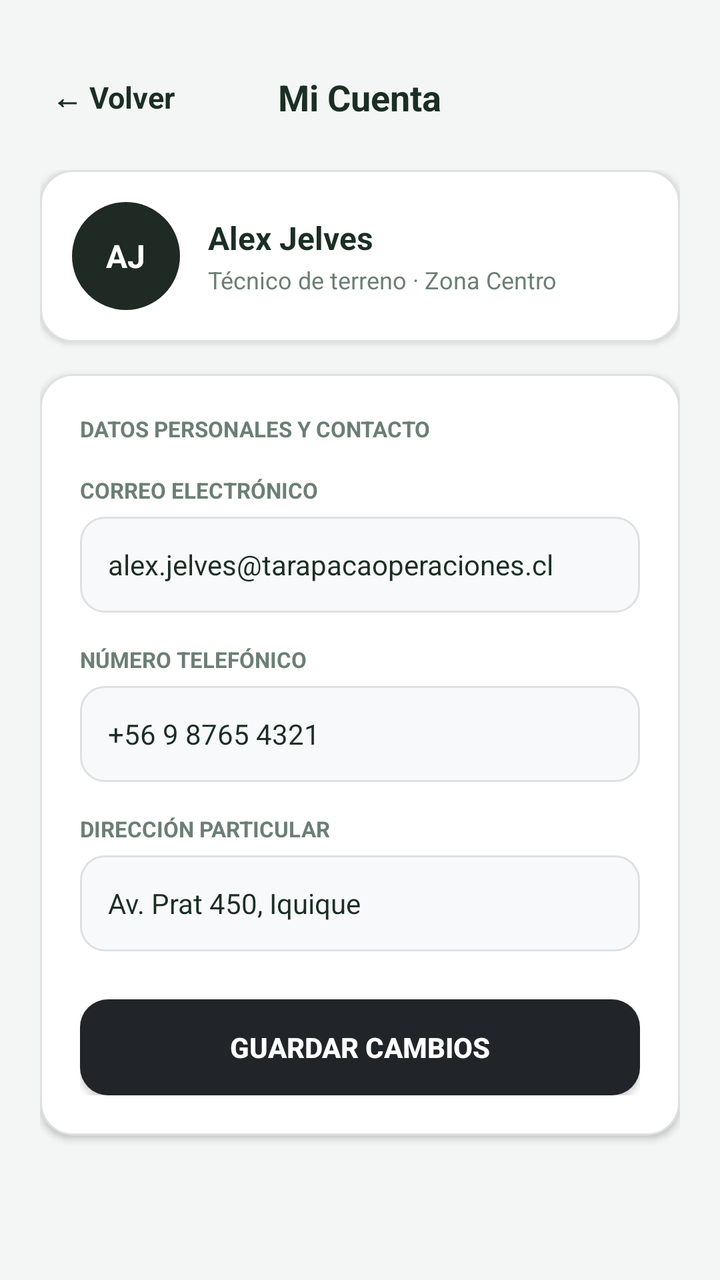
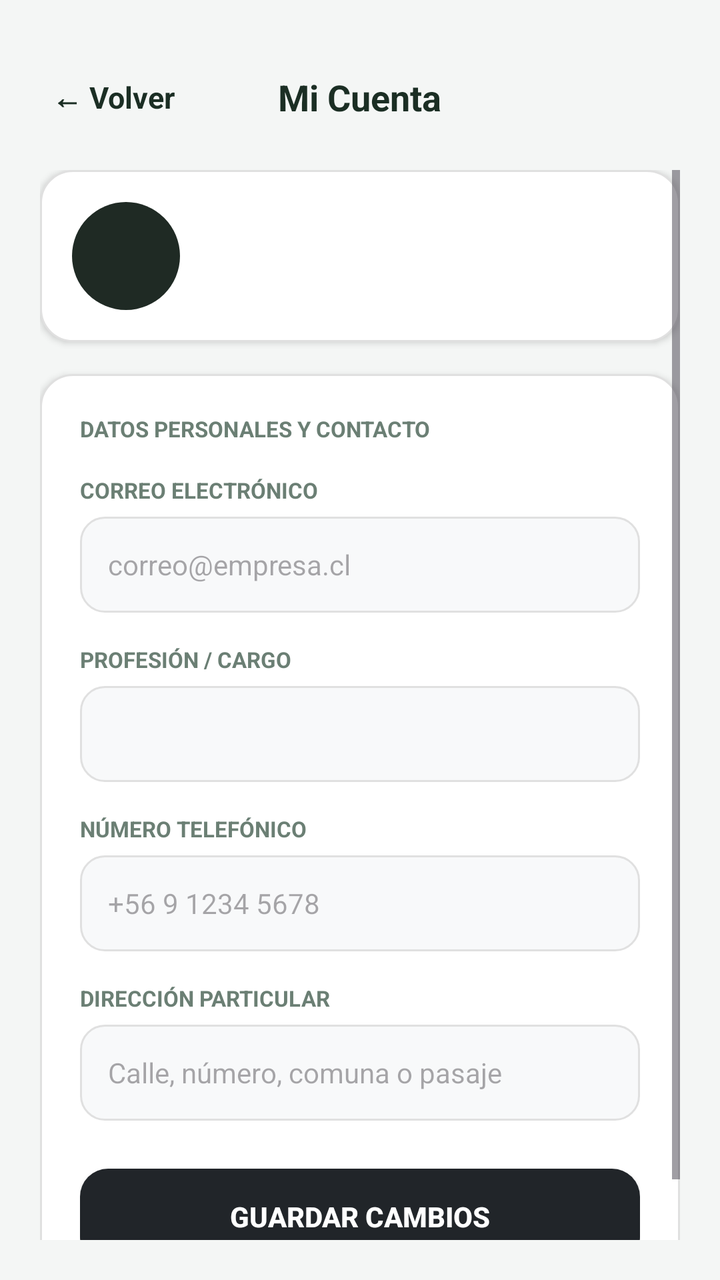

Before-and-after screenshots of an Android layout around one commit, followed by the original layout XML and the change that was made.
<!-- AndroidManifest.xml: application theme Theme.DesiertoTarapaca -->
<!-- res/layout/activity_mi_cuenta.xml -->
<?xml version="1.0" encoding="utf-8"?>
<LinearLayout xmlns:android="http://schemas.android.com/apk/res/android"
    android:layout_width="match_parent"
    android:layout_height="match_parent"
    android:background="#F4F6F5"
    android:orientation="vertical"
    android:paddingHorizontal="20dp"
    android:paddingTop="32dp"
    android:paddingBottom="20dp">

    <RelativeLayout
        android:layout_width="match_parent"
        android:layout_height="wrap_content"
        android:layout_marginBottom="20dp">

        <TextView
            android:id="@+id/btnVolverCuenta"
            android:layout_width="wrap_content"
            android:layout_height="wrap_content"
            android:layout_alignParentStart="true"
            android:layout_centerVertical="true"
            android:padding="6dp"
            android:text="← Volver"
            android:textColor="@color/text_main"
            android:textSize="15sp"
            android:textStyle="bold" />

        <TextView
            android:layout_width="wrap_content"
            android:layout_height="wrap_content"
            android:layout_centerInParent="true"
            android:text="Mi Cuenta"
            android:textColor="@color/text_main"
            android:textSize="18sp"
            android:textStyle="bold" />
    </RelativeLayout>

    <ScrollView
        android:layout_width="match_parent"
        android:layout_height="match_parent"
        android:fillViewport="true">

        <LinearLayout
            android:layout_width="match_parent"
            android:layout_height="wrap_content"
            android:orientation="vertical">

            <LinearLayout
                android:layout_width="match_parent"
                android:layout_height="wrap_content"
                android:layout_marginBottom="16dp"
                android:background="@drawable/bg_white_card"
                android:elevation="2dp"
                android:gravity="center_vertical"
                android:orientation="horizontal"
                android:padding="16dp">

                <RelativeLayout
                    android:layout_width="54dp"
                    android:layout_height="54dp"
                    android:background="@drawable/bg_avatar_circle">

                    <TextView
                        android:layout_width="wrap_content"
                        android:layout_height="wrap_content"
                        android:layout_centerInParent="true"
                        android:text="AJ"
                        android:textColor="#FFFFFF"
                        android:textSize="16sp"
                        android:textStyle="bold" />
                </RelativeLayout>

                <LinearLayout
                    android:layout_width="wrap_content"
                    android:layout_height="wrap_content"
                    android:layout_marginStart="14dp"
                    android:orientation="vertical">

                    <TextView
                        android:layout_width="wrap_content"
                        android:layout_height="wrap_content"
                        android:text="Alex Jelves"
                        android:textColor="@color/text_main"
                        android:textSize="16sp"
                        android:textStyle="bold" />

                    <TextView
                        android:layout_width="wrap_content"
                        android:layout_height="wrap_content"
                        android:layout_marginTop="2dp"
                        android:text="Técnico de terreno · Zona Centro"
                        android:textColor="@color/text_muted"
                        android:textSize="12sp" />
                </LinearLayout>
            </LinearLayout>

            <LinearLayout
                android:layout_width="match_parent"
                android:layout_height="wrap_content"
                android:background="@drawable/bg_white_card"
                android:elevation="2dp"
                android:orientation="vertical"
                android:padding="20dp">

                <TextView
                    android:layout_width="wrap_content"
                    android:layout_height="wrap_content"
                    android:text="DATOS PERSONALES Y CONTACTO"
                    android:textColor="@color/text_muted"
                    android:textSize="11sp"
                    android:textStyle="bold" />

                <TextView
                    android:layout_width="wrap_content"
                    android:layout_height="wrap_content"
                    android:layout_marginTop="16dp"
                    android:text="CORREO ELECTRÓNICO"
                    android:textColor="@color/text_muted"
                    android:textSize="11sp"
                    android:textStyle="bold" />

                <EditText
                    android:id="@+id/etCuentaEmail"
                    android:layout_width="match_parent"
                    android:layout_height="48dp"
                    android:layout_marginTop="6dp"
                    android:background="@drawable/bg_input_field"
                    android:hint="correo@empresa.cl"
                    android:inputType="textEmailAddress"
                    android:paddingHorizontal="14dp"
                    android:text="alex.jelves@tarapacaoperaciones.cl"
                    android:textColor="@color/text_main"
                    android:textSize="14sp" />

                <TextView
                    android:layout_width="wrap_content"
                    android:layout_height="wrap_content"
                    android:layout_marginTop="16dp"
                    android:text="NÚMERO TELEFÓNICO"
                    android:textColor="@color/text_muted"
                    android:textSize="11sp"
                    android:textStyle="bold" />

                <EditText
                    android:id="@+id/etCuentaTelefono"
                    android:layout_width="match_parent"
                    android:layout_height="48dp"
                    android:layout_marginTop="6dp"
                    android:background="@drawable/bg_input_field"
                    android:hint="+56 9 1234 5678"
                    android:inputType="phone"
                    android:paddingHorizontal="14dp"
                    android:text="+56 9 8765 4321"
                    android:textColor="@color/text_main"
                    android:textSize="14sp" />

                <TextView
                    android:layout_width="wrap_content"
                    android:layout_height="wrap_content"
                    android:layout_marginTop="16dp"
                    android:text="DIRECCIÓN PARTICULAR"
                    android:textColor="@color/text_muted"
                    android:textSize="11sp"
                    android:textStyle="bold" />

                <EditText
                    android:id="@+id/etCuentaDireccion"
                    android:layout_width="match_parent"
                    android:layout_height="48dp"
                    android:layout_marginTop="6dp"
                    android:background="@drawable/bg_input_field"
                    android:hint="Calle, número, comuna"
                    android:inputType="textPostalAddress"
                    android:paddingHorizontal="14dp"
                    android:text="Av. Prat 450, Iquique"
                    android:textColor="@color/text_main"
                    android:textSize="14sp" />

                <androidx.appcompat.widget.AppCompatButton
                    android:id="@+id/btnGuardarCuenta"
                    android:layout_width="match_parent"
                    android:layout_height="48dp"
                    android:layout_marginTop="24dp"
                    android:background="@drawable/bg_btn_finalizar"
                    android:text="Guardar Cambios"
                    android:textColor="@color/text_light"
                    android:textSize="14sp"
                    android:textStyle="bold" />

            </LinearLayout>

        </LinearLayout>
    </ScrollView>

</LinearLayout>
<!-- resources referenced by this layout -->
<resources>
  <color name="text_light">#FFFFFF</color>
  <color name="text_main">#1B2E24</color>
  <color name="text_muted">#6B7F74</color>
  <!-- drawable bg_avatar_circle (drawable) -->
  <?xml version="1.0" encoding="utf-8"?>
  <shape xmlns:android="http://schemas.android.com/apk/res/android"
      android:shape="oval">
      <solid android:color="#1F2A24" />
  </shape>
  <!-- drawable bg_btn_finalizar (drawable) -->
  <?xml version="1.0" encoding="utf-8"?>
  <ripple xmlns:android="http://schemas.android.com/apk/res/android"
      android:color="#000000">
      <item>
          <shape android:shape="rectangle">
              <solid android:color="@color/btn_dark_close" />
              <corners android:radius="14dp" />
          </shape>
      </item>
  </ripple>
  <!-- drawable bg_input_field (drawable) -->
  <?xml version="1.0" encoding="utf-8"?>
  <shape xmlns:android="http://schemas.android.com/apk/res/android"
      android:shape="rectangle">
      <solid android:color="#F8F9FA" />
      <stroke
          android:width="1dp"
          android:color="#E0E0E0" />
      <corners android:radius="12dp" />
  </shape>
  <!-- drawable bg_white_card (drawable) -->
  <?xml version="1.0" encoding="utf-8"?>
  <shape xmlns:android="http://schemas.android.com/apk/res/android"
      android:shape="rectangle">
      <solid android:color="@color/card_white" />
      <stroke android:width="1dp" android:color="@color/border_light" />
      <corners android:radius="16dp" />
  </shape>
  <style name="Theme.DesiertoTarapaca" parent="Base.Theme.DesiertoTarapaca" />
  <color name="btn_dark_close">#212529</color>
  <color name="card_white">#FFFFFF</color>
  <color name="border_light">#E0E0E0</color>
  <style name="Base.Theme.DesiertoTarapaca" parent="Theme.Material3.DayNight.NoActionBar">
          
          
      </style>
</resources>

<!-- the commit's change to res/layout/activity_mi_cuenta.xml (unified diff, before → after) -->
@@ -61,10 +61,10 @@
                     android:background="@drawable/bg_avatar_circle">
 
                     <TextView
+                        android:id="@+id/tvAvatarCuenta"
                         android:layout_width="wrap_content"
                         android:layout_height="wrap_content"
                         android:layout_centerInParent="true"
-                        android:text="AJ"
                         android:textColor="#FFFFFF"
                         android:textSize="16sp"
                         android:textStyle="bold" />
@@ -72,23 +72,23 @@
 
                 <LinearLayout
                     android:layout_width="wrap_content"
-                    android:layout_height="wrap_content"
                     android:layout_marginStart="14dp"
+                    android:layout_height="wrap_content"
                     android:orientation="vertical">
 
                     <TextView
+                        android:id="@+id/tvNombreCuenta"
                         android:layout_width="wrap_content"
                         android:layout_height="wrap_content"
-                        android:text="Alex Jelves"
                         android:textColor="@color/text_main"
                         android:textSize="16sp"
                         android:textStyle="bold" />
 
                     <TextView
+                        android:id="@+id/tvCargoSubtitulo"
                         android:layout_width="wrap_content"
                         android:layout_height="wrap_content"
                         android:layout_marginTop="2dp"
-                        android:text="Técnico de terreno · Zona Centro"
                         android:textColor="@color/text_muted"
                         android:textSize="12sp" />
                 </LinearLayout>
@@ -125,10 +125,31 @@
                     android:layout_height="48dp"
                     android:layout_marginTop="6dp"
                     android:background="@drawable/bg_input_field"
+                    android:enabled="false"
+                    android:focusable="false"
                     android:hint="correo@empresa.cl"
                     android:inputType="textEmailAddress"
                     android:paddingHorizontal="14dp"
-                    android:text="alex.jelves@tarapacaoperaciones.cl"
+                    android:textColor="@color/text_muted"
+                    android:textSize="14sp" />
+
+                <TextView
+                    android:layout_width="wrap_content"
+                    android:layout_height="wrap_content"
+                    android:layout_marginTop="16dp"
+                    android:text="PROFESIÓN / CARGO"
+                    android:textColor="@color/text_muted"
+                    android:textSize="11sp"
+                    android:textStyle="bold" />
+
+                <EditText
+                    android:id="@+id/etCuentaCargo"
+                    android:layout_width="match_parent"
+                    android:layout_height="48dp"
+                    android:layout_marginTop="6dp"
+                    android:background="@drawable/bg_input_field"
+                    android:inputType="textCapWords"
+                    android:paddingHorizontal="14dp"
                     android:textColor="@color/text_main"
                     android:textSize="14sp" />
 
@@ -150,7 +171,6 @@
                     android:hint="+56 9 1234 5678"
                     android:inputType="phone"
                     android:paddingHorizontal="14dp"
-                    android:text="+56 9 8765 4321"
                     android:textColor="@color/text_main"
                     android:textSize="14sp" />
 
@@ -169,10 +189,9 @@
                     android:layout_height="48dp"
                     android:layout_marginTop="6dp"
                     android:background="@drawable/bg_input_field"
-                    android:hint="Calle, número, comuna"
+                    android:hint="Calle, número, comuna o pasaje"
                     android:inputType="textPostalAddress"
                     android:paddingHorizontal="14dp"
-                    android:text="Av. Prat 450, Iquique"
                     android:textColor="@color/text_main"
                     android:textSize="14sp" />
 
@@ -182,7 +201,7 @@
                     android:layout_height="48dp"
                     android:layout_marginTop="24dp"
                     android:background="@drawable/bg_btn_finalizar"
-                    android:text="Guardar Cambios"
+                    android:text="GUARDAR CAMBIOS"
                     android:textColor="@color/text_light"
                     android:textSize="14sp"
                     android:textStyle="bold" />
